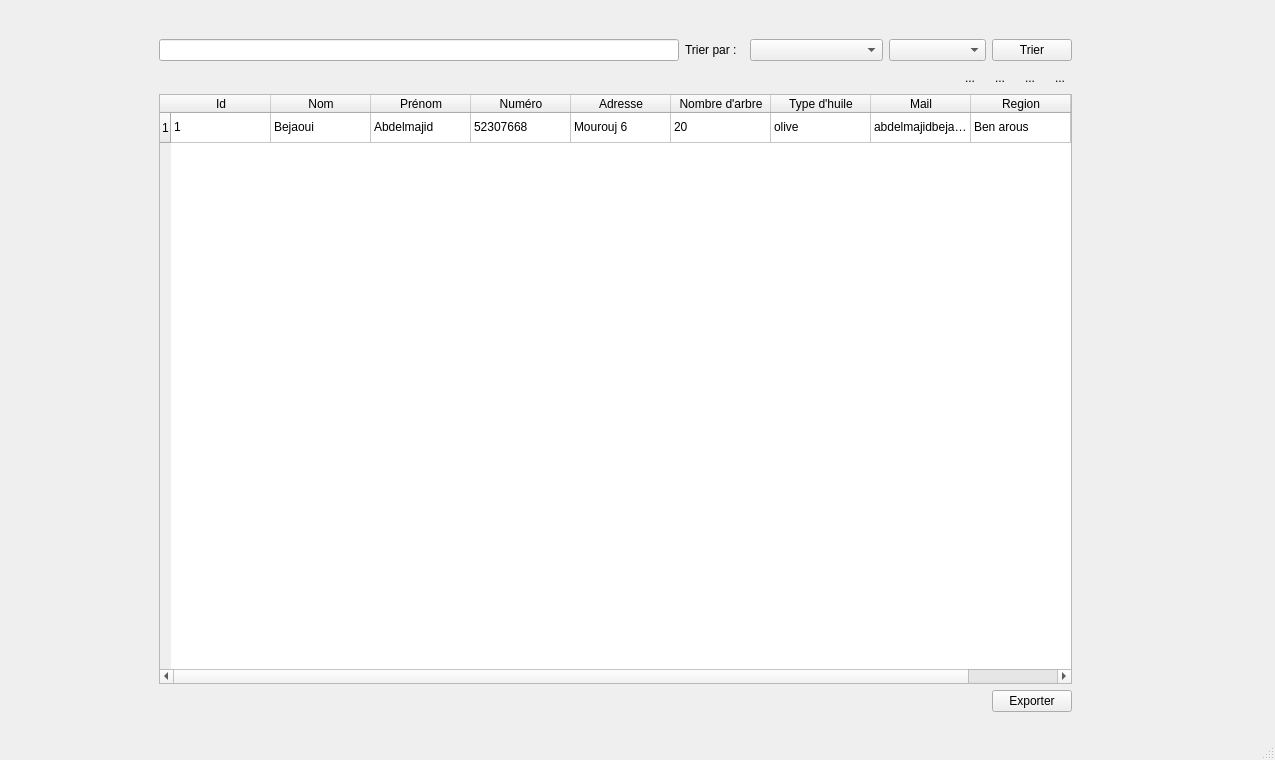
Qt form mainwindow.ui (souhailserghine/Smart-Oil-Press-Management-2A10) before a commit.
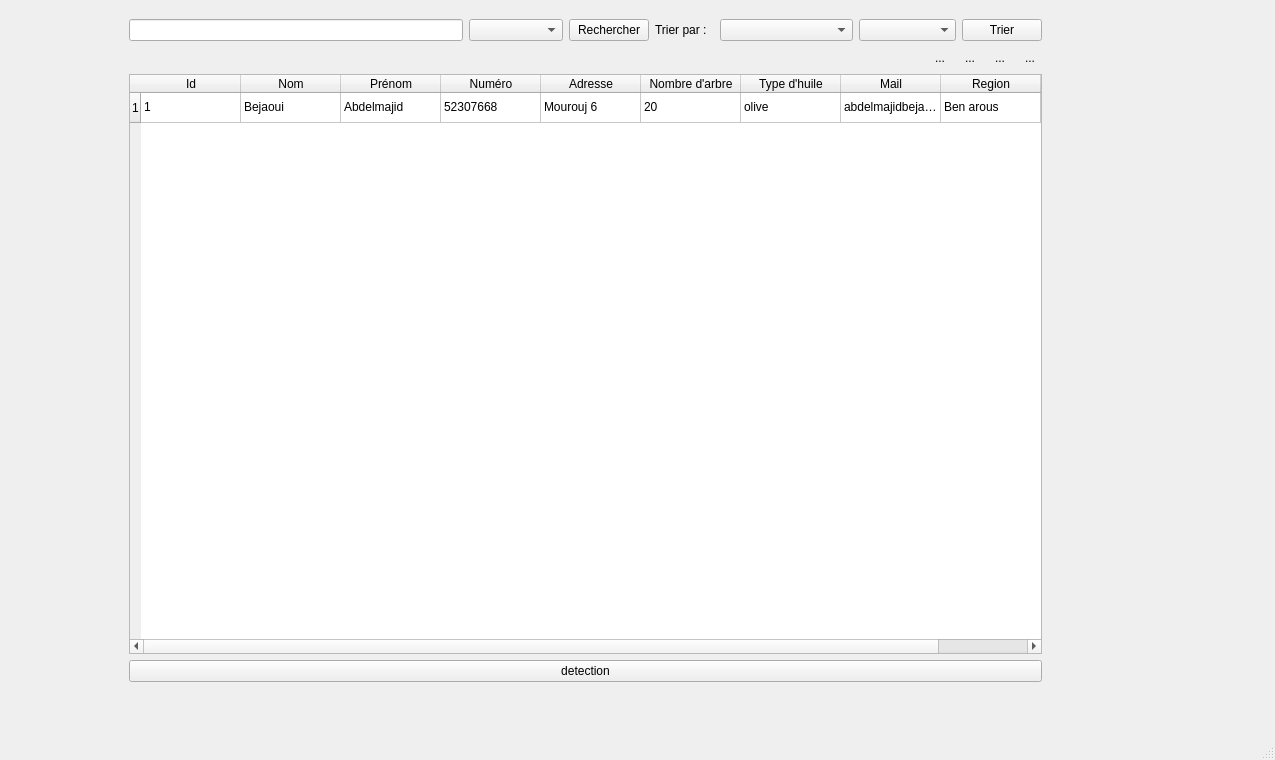
The same form after that commit. The open tabs and pages were chosen to show the change. Icons and pictures are not drawn. Custom widgets are drawn as their Qt base class.

```diff
--- a/mainwindow.ui
+++ b/mainwindow.ui
@@ -17,10 +17,10 @@
    <widget class="QStackedWidget" name="metierspersonnel">
     <property name="geometry">
      <rect>
-      <x>150</x>
-      <y>30</y>
+      <x>120</x>
+      <y>10</y>
       <width>931</width>
-      <height>691</height>
+      <height>681</height>
      </rect>
     </property>
     <property name="currentIndex">
@@ -352,7 +352,41 @@
       <item>
        <layout class="QHBoxLayout" name="horizontalLayout">
         <item>
-         <widget class="QLineEdit" name="lineEdit"/>
+         <widget class="QLineEdit" name="rech"/>
+        </item>
+        <item>
+         <widget class="QComboBox" name="comboRech">
+          <property name="placeholderText">
+           <string>Rechercher</string>
+          </property>
+          <item>
+           <property name="text">
+            <string>Aucun</string>
+           </property>
+          </item>
+          <item>
+           <property name="text">
+            <string>Région</string>
+           </property>
+          </item>
+          <item>
+           <property name="text">
+            <string>Nom</string>
+           </property>
+          </item>
+          <item>
+           <property name="text">
+            <string>Numero</string>
+           </property>
+          </item>
+         </widget>
+        </item>
+        <item>
+         <widget class="QPushButton" name="btnRech">
+          <property name="text">
+           <string>Rechercher</string>
+          </property>
+         </widget>
         </item>
         <item>
          <widget class="QLabel" name="label_12">
@@ -596,38 +630,24 @@
        </widget>
       </item>
       <item>
-       <layout class="QHBoxLayout" name="exportRow">
-        <item>
-         <spacer name="horizontalSpacer_export">
-          <property name="orientation">
-           <enum>Qt::Orientation::Horizontal</enum>
-          </property>
-          <property name="sizeHint" stdset="0">
-           <size>
-            <width>40</width>
-            <height>20</height>
-           </size>
-          </property>
-         </spacer>
-        </item>
-        <item>
-         <widget class="QPushButton" name="pushButton">
-          <property name="text">
-           <string>Exporter</string>
-          </property>
-          <property name="icon">
-           <iconset>
-            <normaloff>:/img/export.svg</normaloff>:/img/export.svg</iconset>
-          </property>
-          <property name="iconSize">
-           <size>
-            <width>18</width>
-            <height>18</height>
-           </size>
-          </property>
-         </widget>
-        </item>
-       </layout>
+       <widget class="QPushButton" name="btnDetection">
+        <property name="text">
+         <string>detection</string>
+        </property>
+        <property name="icon">
+         <iconset>
+          <normaloff>:/img/export.svg</normaloff>:/img/export.svg</iconset>
+        </property>
+        <property name="iconSize">
+         <size>
+          <width>18</width>
+          <height>18</height>
+         </size>
+        </property>
+       </widget>
+      </item>
+      <item>
+       <layout class="QHBoxLayout" name="exportRow"/>
       </item>
      </layout>
     </widget>
@@ -1448,6 +1468,13 @@
   </widget>
   <widget class="QStatusBar" name="statusbar"/>
  </widget>
+ <customwidgets>
+  <customwidget>
+   <class>QChartView</class>
+   <extends>QGraphicsView</extends>
+   <header>qchartview.h</header>
+  </customwidget>
+ </customwidgets>
  <resources/>
  <connections/>
 </ui>
```
Left out of the diff: 212 changed lines with no effect on the pictures.
